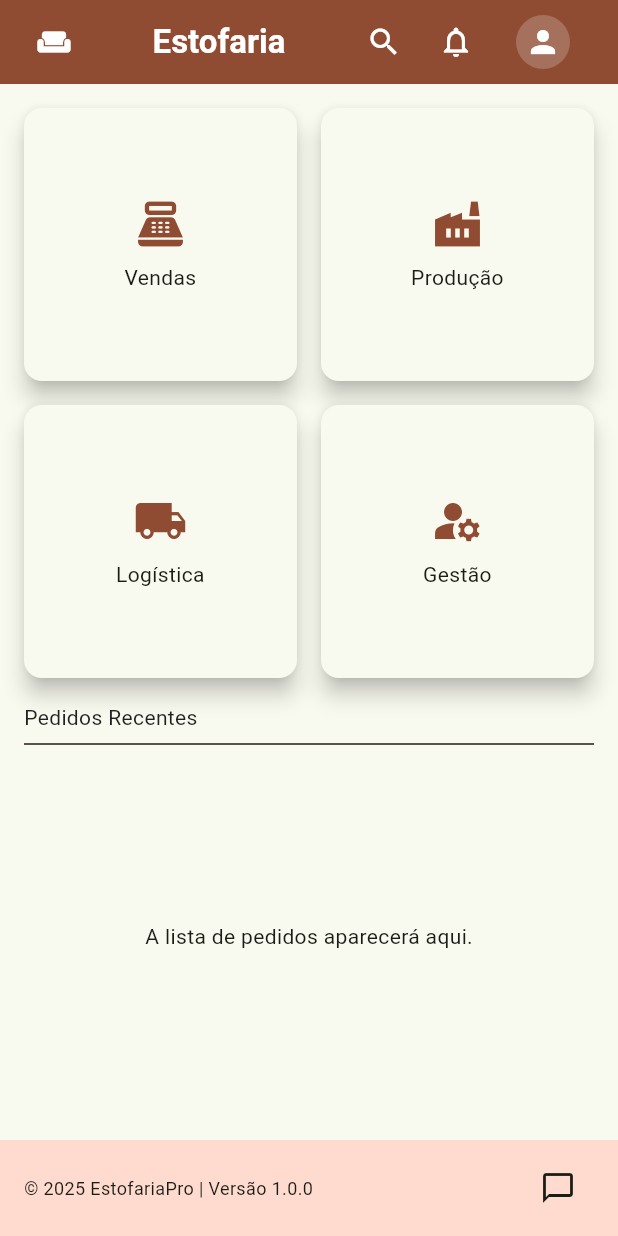
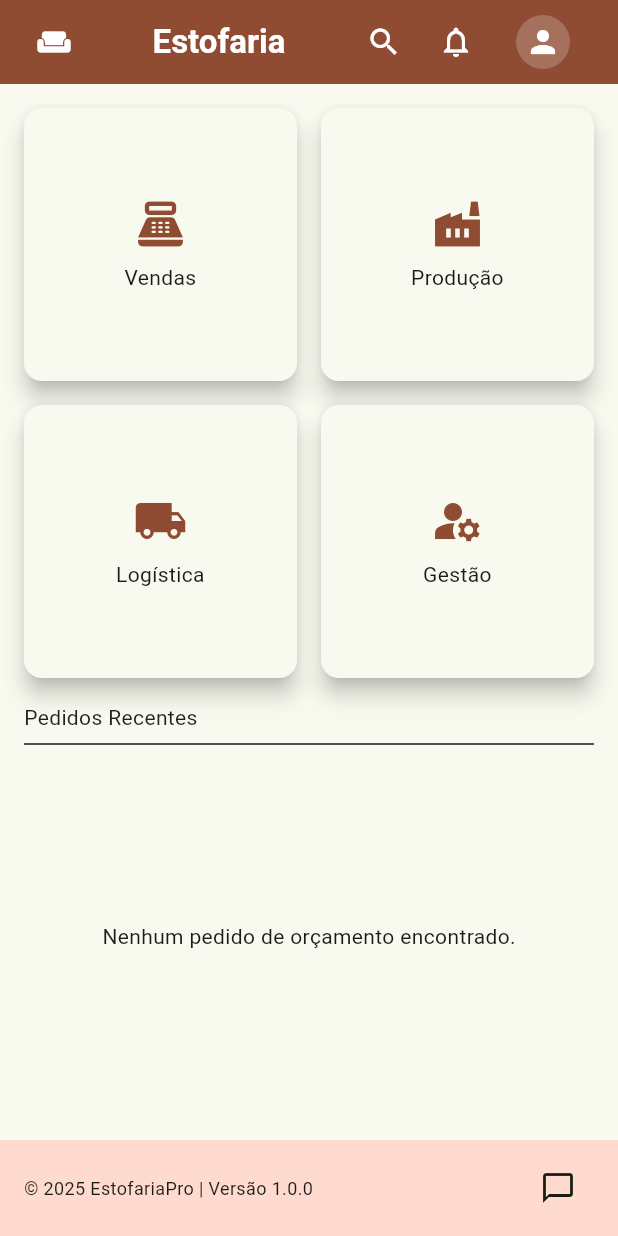
Before and after one commit to comsudlg-hub/EstofariaPro, a Flutter app: the EstofariaDashboard screen opened by its route, on a phone screen of 412 x 824 dp. Run offline on Flutter 3.47's test engine with Material 3 defaults, Android fonts, the phone set to English and light mode, and no system bars; our stand-ins replace cloud_firestore, file_picker, firebase_auth, firebase_core, firebase_messaging, firebase_storage and 4 more; accounts and stored records are empty.

Commit message:
Backup automático - 2025-10-04 08:09:44

```diff
--- /dev/null
+++ b/lib/presentation/common_widgets/lista_pedidos_orcamento_widget.dart
@@ -0,0 +1,82 @@
+import 'package:cloud_firestore/cloud_firestore.dart';
+import 'package:flutter/material.dart';
+import 'package:intl/intl.dart';
+
+class ListaPedidosOrcamentoWidget extends StatelessWidget {
+  const ListaPedidosOrcamentoWidget({Key? key}) : super(key: key);
+
+  @override
+  Widget build(BuildContext context) {
+    final textTheme = Theme.of(context).textTheme;
+    final colorScheme = Theme.of(context).colorScheme;
+
+    return StreamBuilder<QuerySnapshot>(
+      stream: FirebaseFirestore.instance
+          .collection('pedidos_orcamento')
+          .orderBy('createdAt', descending: true)
+          .limit(50)
+          .snapshots(),
+      builder: (context, snapshot) {
+        if (snapshot.connectionState == ConnectionState.waiting) {
+          return const Center(child: CircularProgressIndicator());
+        }
+
+        if (!snapshot.hasData || snapshot.data!.docs.isEmpty) {
+          return const Center(
+            child: Text("Nenhum pedido de orçamento encontrado."),
+          );
+        }
+
+        final pedidos = snapshot.data!.docs;
+
+        return ListView.builder(
+          itemCount: pedidos.length,
+          itemBuilder: (context, index) {
+            final pedido = pedidos[index].data() as Map<String, dynamic>;
+            final docId = pedidos[index].id;
+
+            final pedidoId = pedido['pedidoIdCompleto'] ?? 'ID Indisponível';
+            final status = pedido['status'] ?? 'desconhecido';
+            final nomeCliente = pedido['dadosCliente']?['nome'] ?? 'Cliente não informado';
+
+            final Timestamp? timestamp = pedido['createdAt'];
+            final dataCriacao = timestamp != null
+                ? DateFormat('dd/MM/yyyy \'às\' HH:mm').format(timestamp.toDate())
+                : 'Data indisponível';
+
+            return Card(
+              margin: const EdgeInsets.symmetric(vertical: 6, horizontal: 4),
+              elevation: 2,
+              shape: RoundedRectangleBorder(
+                borderRadius: BorderRadius.circular(12),
+                side: BorderSide(color: colorScheme.outline.withOpacity(0.3)),
+              ),
+              child: ListTile(
+                leading: CircleAvatar(
+                  backgroundColor: colorScheme.primaryContainer,
+                  child: Icon(Icons.description_outlined, color: colorScheme.onPrimaryContainer),
+                ),
+                title: Text(
+                  pedidoId,
+                  style: textTheme.titleSmall?.copyWith(fontWeight: FontWeight.bold),
+                ),
+                subtitle: Text(
+                  '$nomeCliente\nCriado em: $dataCriacao',
+                  style: textTheme.bodySmall?.copyWith(color: colorScheme.onSurfaceVariant),
+                ),
+                trailing: Chip(
+                  label: Text(status, style: textTheme.labelSmall),
+                  backgroundColor: status == 'rascunho' ? Colors.orange.shade100 : Colors.green.shade100,
+                ),
+                isThreeLine: true,
+                onTap: () {
+                  // TODO: Implementar navegação para detalhes do pedido
+                },
+              ),
+            );
+          },
+        );
+      },
+    );
+  }
+}
--- a/lib/presentation/screens/dashboard/estofaria_dashboard.dart
+++ b/lib/presentation/screens/dashboard/estofaria_dashboard.dart
@@ -24,6 +24,7 @@ import '../../../core/utils/text_theme_util.dart';
 // Widgets reutilizáveis
 import '../../common_widgets/shared_app_bar.dart';
 import '../../common_widgets/custom_button.dart';
+import '../../common_widgets/lista_pedidos_orcamento_widget.dart';
 
 // Serviços / providers
 import '../../../data/services/pedido_orcamento_helper.dart'; // Ajuste solicitado: Mantido o import correto.
@@ -385,7 +386,7 @@ class _EstofariaDashboardState extends State<EstofariaDashboard> {
                                 style: createTextTheme(Theme.of(context).brightness).titleLarge,
                               ),
                               const Divider(),
-                              Expanded(child: Center(child: Text("A lista de pedidos aparecerá aqui."))), // Placeholder para a lista
+                              const Expanded(child: ListaPedidosOrcamentoWidget()), // Placeholder para a lista
                             ],
                           ),
                         ),
@@ -417,7 +418,7 @@ class _EstofariaDashboardState extends State<EstofariaDashboard> {
                           style: createTextTheme(Theme.of(context).brightness).titleLarge,
                         ),
                         const Divider(),
-                        Expanded(child: Center(child: Text("A lista de pedidos aparecerá aqui."))), // Placeholder para a lista
+                        const Expanded(child: ListaPedidosOrcamentoWidget()), // Placeholder para a lista
                       ],
                     ),
                   ),
```
